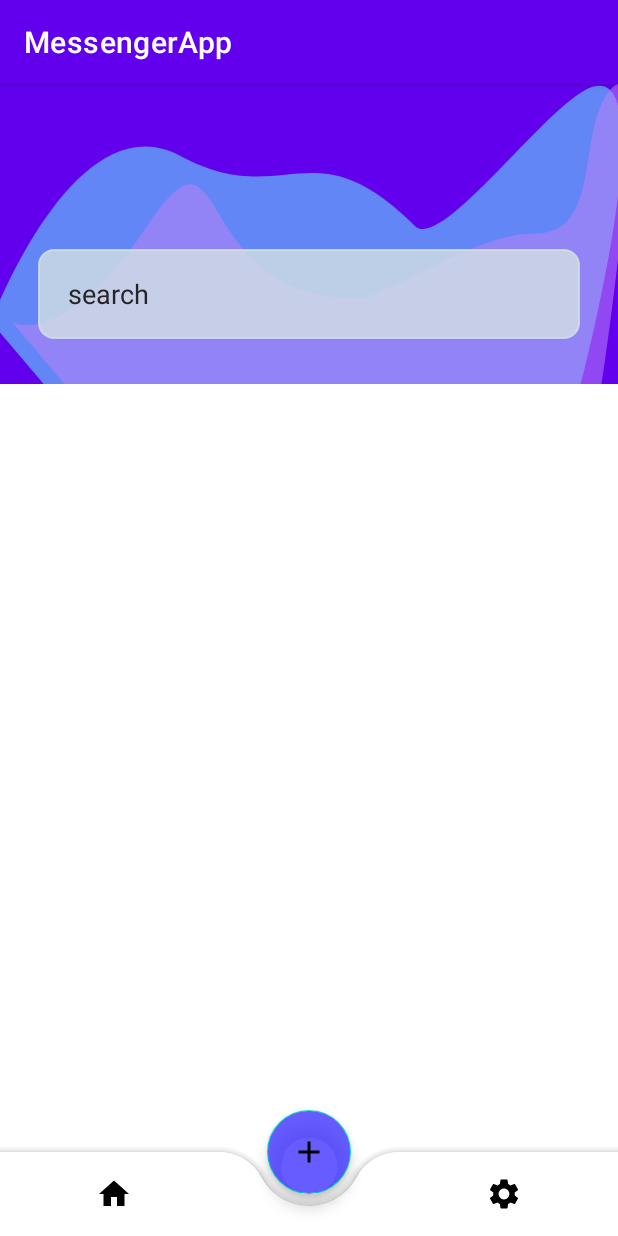
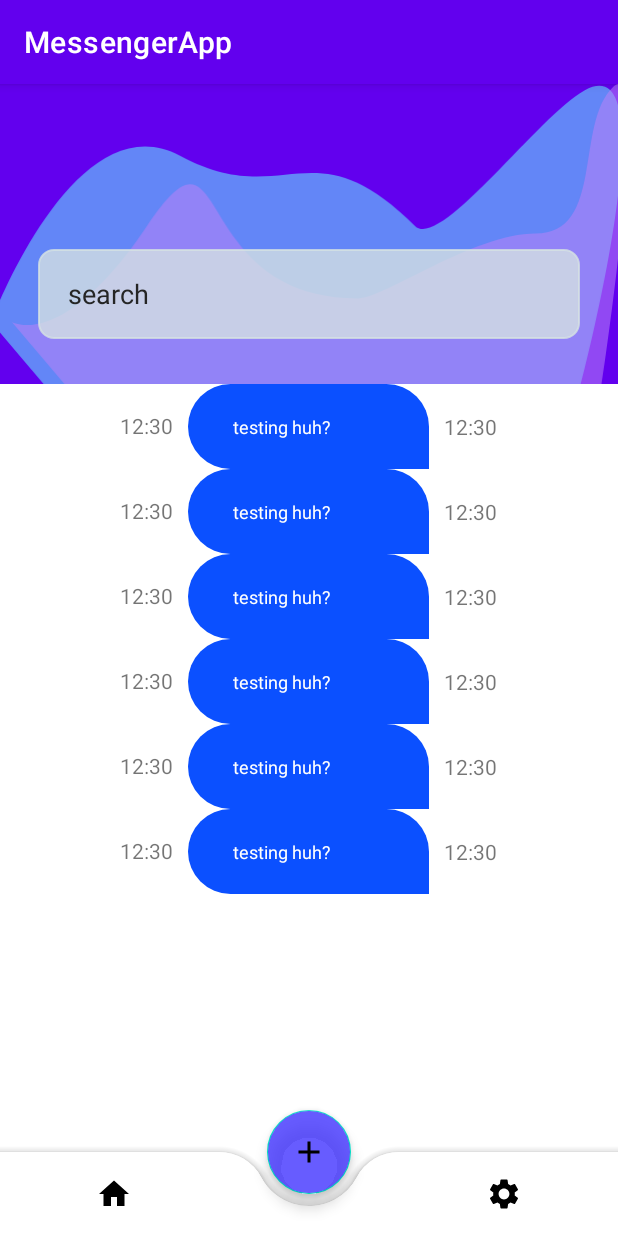
Before and after one commit to aksov19/AndroidFinal, an Android app: the screen it shows after launch (UserActivity), on a phone screen of 412 x 824 dp. Run offline under Robolectric (Android 15) with nearby library versions, the phone set to English and light mode, and no system bars; 2 statements that could not run were skipped.

Commit message:
fixed name collisions

```diff
--- /dev/null
+++ b/app/src/main/java/ge/aksovreli/messengerapp/ChatItemAdapter.kt
@@ -0,0 +1,50 @@
+package ge.aksovreli.messengerapp
+
+import android.view.LayoutInflater
+import android.view.View
+import android.view.ViewGroup
+import android.widget.TextView
+import androidx.recyclerview.widget.RecyclerView
+import ge.aksovreli.messengerapp.models.ChatItem
+
+
+class ChatItemAdapter(chatItems: ArrayList<ChatItem>) :
+    RecyclerView.Adapter<ChatItemAdapter.ChatItemViewHolder>() {
+    private val chatItems: ArrayList<ChatItem>
+
+    // Constructor to initialize the chat items list
+    init {
+        this.chatItems = chatItems
+    }
+
+    // Create a ViewHolder for the chat item layout
+    override fun onCreateViewHolder(parent: ViewGroup, viewType: Int): ChatItemViewHolder {
+        val itemView: View = LayoutInflater.from(parent.context)
+            .inflate(R.layout.chat_message_item, parent, false)
+        return ChatItemViewHolder(itemView)
+    }
+
+    // Bind data to the ViewHolder
+    override fun onBindViewHolder(holder: ChatItemViewHolder, position: Int) {
+        val chatItem: ChatItem = chatItems[position]
+        holder.nameTextView.setText(chatItem.name)
+    }
+
+    // Return the number of chat items
+    override fun getItemCount(): Int {
+        return chatItems.size
+    }
+
+    // ViewHolder class for caching views
+    class ChatItemViewHolder(itemView: View) : RecyclerView.ViewHolder(itemView) {
+        //        var profileImageView: ImageView
+        var nameTextView: TextView
+//        var lastMessageTextView: TextView
+
+        init {
+//            profileImageView = itemView.findViewById(R.id.profileImageView)
+            nameTextView = itemView.findViewById(R.id.nameTextView)
+//            lastMessageTextView = itemView.findViewById(R.id.lastMessageTextView)
+        }
+    }
+}
--- a/app/src/main/java/ge/aksovreli/messengerapp/HomeFragment.kt
+++ b/app/src/main/java/ge/aksovreli/messengerapp/HomeFragment.kt
@@ -6,7 +6,7 @@ import android.view.LayoutInflater
 import android.view.View
 import android.view.ViewGroup
 import androidx.recyclerview.widget.RecyclerView
-import androidx.recyclerview.widget.RecyclerView.Recycler
+import ge.aksovreli.messengerapp.models.ChatItem
 
 // TODO: Rename parameter arguments, choose names that match
 // the fragment initialization parameters, e.g. ARG_ITEM_NUMBER
@@ -45,7 +45,7 @@ class HomeFragment : Fragment() {
         super.onViewCreated(view, savedInstanceState)
         chats_rv = view.findViewById(R.id.chats_rv)
         val chat_list = arrayListOf(ChatItem("11111111111"), ChatItem("2222222222"), ChatItem("333333333333"), ChatItem("44444444444444"), ChatItem("5555555555"), ChatItem("6666666666666666"))
-        chats_rv.adapter = ChatAdapter(chat_list)
+        chats_rv.adapter = ChatItemAdapter(chat_list)
 
     }
 
--- a/app/src/main/java/ge/aksovreli/messengerapp/models/ChatItem.kt
+++ b/app/src/main/java/ge/aksovreli/messengerapp/models/ChatItem.kt
@@ -1,7 +1,5 @@
-package ge.aksovreli.messengerapp
+package ge.aksovreli.messengerapp.models
 
 data class ChatItem (
-    var senderUid: String,
-    var message: String,
-    var time: String
+    var name: String
 )
--- a/app/src/main/java/ge/aksovreli/messengerapp/viewmodels/chat/ChatViewModel.kt
+++ b/app/src/main/java/ge/aksovreli/messengerapp/viewmodels/chat/ChatViewModel.kt
@@ -2,7 +2,7 @@ package ge.aksovreli.messengerapp.viewmodels.chat
 
 import android.content.Context
 import androidx.lifecycle.ViewModel
-import ge.aksovreli.messengerapp.ChatItem
+import ge.aksovreli.messengerapp.MessageItem
 
 class ChatViewModel: ViewModel() {
     companion object {
@@ -11,11 +11,11 @@ class ChatViewModel: ViewModel() {
         }
     }
 
-    fun getMessagesBetween(uid1: String, uid2: String) {
+    fun getMessagesBetweenUsers(uid1: String, uid2: String) {
 
     }
 
-    fun addMessageBetween(uid1: String, uid2: String, chatItem: ChatItem) {
+    fun addMessageBetweenUsers(uid1: String, uid2: String, messageItem: MessageItem) {
 
     }
 }
--- /dev/null
+++ b/app/src/main/res/layout/chat_message_item.xml
@@ -0,0 +1,53 @@
+<?xml version="1.0" encoding="utf-8"?>
+<LinearLayout xmlns:android="http://schemas.android.com/apk/res/android"
+    xmlns:tools="http://schemas.android.com/tools"
+    android:layout_width="match_parent"
+    android:layout_height="wrap_content"
+    android:orientation="horizontal">
+
+    <Space
+        android:id="@+id/SpaceL"
+        android:layout_width="0dp"
+        android:layout_height="wrap_content"
+        android:layout_weight="1" />
+
+    <TextView
+        android:id="@+id/timeViewL"
+        android:layout_width="wrap_content"
+        android:layout_height="wrap_content"
+        android:layout_weight="0"
+        android:paddingEnd="@dimen/chat_item_space"
+        android:text="@string/time_left"
+        android:textAlignment="viewEnd"
+        tools:ignore="RtlSymmetry" />
+
+    <TextView
+        android:id="@+id/messageView"
+        android:layout_width="0dp"
+        android:layout_height="wrap_content"
+        android:layout_weight="2"
+        android:background="@drawable/chat_item_background_right"
+        android:paddingStart="@dimen/chat_msg_padding_lr"
+        android:paddingTop="@dimen/chat_msg_padding_tb"
+        android:paddingEnd="@dimen/chat_msg_padding_lr"
+        android:paddingBottom="@dimen/chat_msg_padding_tb"
+        android:text="@string/message"
+        android:textColor="@android:color/white"
+        android:textSize="@dimen/chat_msg_font_size" />
+
+    <TextView
+        android:id="@+id/timeViewR"
+        android:layout_width="wrap_content"
+        android:layout_height="wrap_content"
+        android:layout_gravity="center_vertical"
+        android:layout_weight="0"
+        android:paddingStart="@dimen/chat_item_space"
+        android:text="@string/time_right"
+        tools:ignore="RtlSymmetry" />
+
+    <Space
+        android:id="@+id/SpaceR"
+        android:layout_width="0dp"
+        android:layout_height="wrap_content"
+        android:layout_weight="1" />
+</LinearLayout>
```
Also changed, not shown: app/src/main/java/ge/aksovreli/messengerapp/models/MessageItem.kt (added, +7 -0 lines), app/src/main/java/ge/aksovreli/messengerapp/viewmodels/chat/ChatAdapter.kt (+5 -11 lines), app/src/main/res/layout/chat_item.xml (+4 -51 lines).
